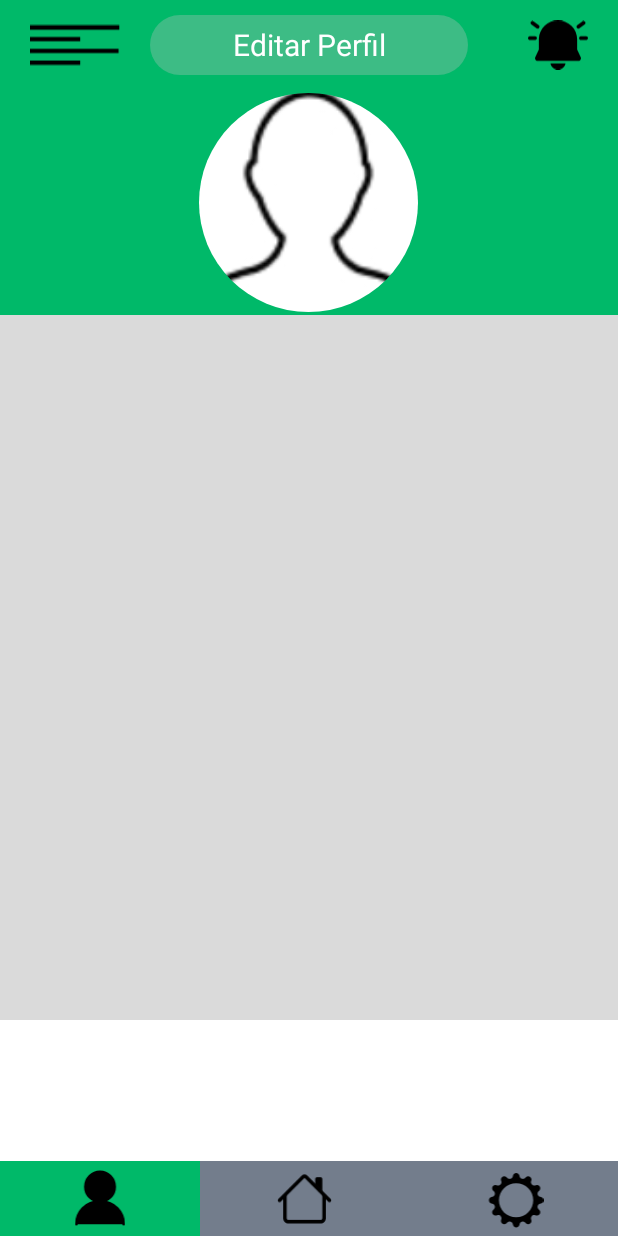
After one commit to Vinicius-Mance/ESG, an Android app: the ProfileActivity screen opened directly, with no data from a screen before it, on a phone screen of 412 x 824 dp. The commit adds this screen. Run offline under Robolectric (Android 15) with nearby library versions, the phone set to English and light mode, and no system bars; our stand-ins replace CircleImageView.

Commit message:
layout modificado

```diff
--- a/app/build.gradle
+++ b/app/build.gradle
@@ -37,6 +37,8 @@ dependencies {
     implementation 'androidx.appcompat:appcompat:1.4.1'
     implementation 'com.google.android.material:material:1.5.0'
     implementation 'androidx.constraintlayout:constraintlayout:2.1.3'
+
+    implementation 'de.hdodenhof:circleimageview:3.1.0'
     testImplementation 'junit:junit:4.13.2'
     androidTestImplementation 'androidx.test.ext:junit:1.1.3'
     androidTestImplementation 'androidx.test.espresso:espresso-core:3.4.0'
--- a/app/src/main/AndroidManifest.xml
+++ b/app/src/main/AndroidManifest.xml
@@ -9,6 +9,9 @@
         android:roundIcon="@mipmap/ic_launcher_round"
         android:supportsRtl="true"
         android:theme="@style/Theme.Login">
+        <activity
+            android:name=".ProfileActivity"
+            android:exported="false" />
         <activity
             android:name=".Home"
             android:exported="false" />
--- a/app/src/main/java/br/com/fiap/login/Home.kt
+++ b/app/src/main/java/br/com/fiap/login/Home.kt
@@ -1,11 +1,18 @@
 package br.com.fiap.login
 
+import android.content.Intent
 import androidx.appcompat.app.AppCompatActivity
 import android.os.Bundle
+import android.view.View
 
 class Home : AppCompatActivity() {
     override fun onCreate(savedInstanceState: Bundle?) {
         super.onCreate(savedInstanceState)
         setContentView(R.layout.activity_home)
     }
+
+    fun openProfile(view : View){
+        val link = Intent(this, ProfileActivity::class.java)
+        startActivity(link)
+    }
 }
--- /dev/null
+++ b/app/src/main/java/br/com/fiap/login/ProfileActivity.kt
@@ -0,0 +1,12 @@
+package br.com.fiap.login
+
+import androidx.appcompat.app.AppCompatActivity
+import android.os.Bundle
+
+class ProfileActivity : AppCompatActivity() {
+    override fun onCreate(savedInstanceState: Bundle?) {
+        super.onCreate(savedInstanceState)
+        setContentView(R.layout.activity_profile)
+    }
+
+}
--- /dev/null
+++ b/app/src/main/res/drawable-v24/ic_action_crown.xml
@@ -0,0 +1,9 @@
+<vector xmlns:android="http://schemas.android.com/apk/res/android" xmlns:aapt="http://schemas.android.com/aapt"
+    android:viewportWidth="32"
+    android:viewportHeight="32"
+    android:width="32dp"
+    android:height="32dp">
+    <path
+        android:pathData="M14.9587 4.49999L10.6667 9.86532L6.37467 4.49999C6.20131 4.2857 5.96593 4.13027 5.70077 4.05501C5.43562 3.97975 5.15367 3.98834 4.89359 4.07961C4.63351 4.17088 4.40803 4.34036 4.24805 4.56481C4.08807 4.78926 4.00143 5.05769 4 5.33332V25.3333C4 26.804 5.196 28 6.66667 28H25.3333C26.804 28 28 26.804 28 25.3333V5.33332C27.9986 5.05769 27.9119 4.78926 27.752 4.56481C27.592 4.34036 27.3665 4.17088 27.1064 4.07961C26.8463 3.98834 26.5644 3.97975 26.2992 4.05501C26.0341 4.13027 25.7987 4.2857 25.6253 4.49999L21.3333 9.86532L17.0413 4.49999C16.5333 3.86799 15.4667 3.86799 14.9587 4.49999ZM6.66667 25.3333V22.6667H25.3347V25.3333H6.66667ZM20.292 12.8333C20.8 13.4667 21.868 13.4667 22.376 12.8333L25.3333 9.13465L25.3347 20H6.66667V9.13465L9.62533 12.8333C10.1333 13.4667 11.2013 13.4667 11.7093 12.8333L16 7.46799L20.292 12.8333Z"
+        android:fillColor="#111110" />
+</vector>
--- /dev/null
+++ b/app/src/main/res/drawable/circle.xml
@@ -0,0 +1,12 @@
+<?xml version="1.0" encoding="utf-8"?>
+<shape xmlns:android="http://schemas.android.com/apk/res/android"
+    android:shape="oval"
+    >
+    <padding
+        android:top="2dp"
+        android:bottom="2dp"/>
+    <corners android:bottomRightRadius="20dp"
+        android:bottomLeftRadius="20dp"
+        android:topLeftRadius="20dp"
+        android:topRightRadius="20dp"/>
+</shape>
--- /dev/null
+++ b/app/src/main/res/drawable/round_rectangle.xml
@@ -0,0 +1,12 @@
+<?xml version="1.0" encoding="utf-8"?>
+<shape xmlns:android="http://schemas.android.com/apk/res/android"
+    android:shape="rectangle"
+    >
+    <padding
+        android:top="2dp"
+        android:bottom="2dp"/>
+    <corners android:bottomRightRadius="20dp"
+        android:bottomLeftRadius="20dp"
+        android:topLeftRadius="20dp"
+        android:topRightRadius="20dp"/>
+</shape>
--- a/app/src/main/res/layout/activity_home.xml
+++ b/app/src/main/res/layout/activity_home.xml
@@ -19,7 +19,8 @@
             android:layout_width="60dp"
             android:layout_height="match_parent"
             android:layout_marginStart="20dp"
-            android:src="@drawable/ic_action_menu" />
+            android:src="@drawable/ic_action_menu"
+            />
 
         <TextView
             android:id="@+id/homeLogo"
@@ -97,16 +98,17 @@
         android:layout_alignParentBottom="true"
         android:background="#737D8C"
         android:orientation="horizontal"
-        android:padding="8dp"
         android:weightSum="3"
         >
-
 
         <ImageView
             android:layout_width="40dp"
             android:layout_height="match_parent"
             android:src="@drawable/ic_action_profile"
             android:layout_weight="1"
+            android:paddingTop="6dp"
+            android:paddingBottom="6dp"
+            android:onClick="openProfile"
             />
 
         <ImageView
@@ -114,6 +116,9 @@
             android:layout_height="match_parent"
             android:src="@drawable/ic_action_home"
             android:layout_weight="1"
+            android:background="#01b969"
+            android:paddingTop="6dp"
+            android:paddingBottom="6dp"
             />
 
         <ImageView
@@ -121,6 +126,8 @@
             android:layout_height="match_parent"
             android:src="@drawable/id_action_settings"
             android:layout_weight="1"
+            android:paddingTop="8dp"
+            android:paddingBottom="2dp"
             />
 
     </LinearLayout>
--- /dev/null
+++ b/app/src/main/res/layout/activity_profile.xml
@@ -0,0 +1,117 @@
+<?xml version="1.0" encoding="utf-8"?>
+<RelativeLayout
+    xmlns:android="http://schemas.android.com/apk/res/android"
+    xmlns:tools="http://schemas.android.com/tools"
+    android:layout_width="match_parent"
+    android:layout_height="match_parent"
+    tools:context=".ProfileActivity"
+    android:orientation="vertical"
+    >
+        <!-- começo header -->
+        <LinearLayout
+            android:id="@+id/homeHeader"
+            android:layout_width="match_parent"
+            android:layout_height="60dp"
+            android:background="@color/main_green"
+            android:orientation="horizontal">
+
+            <ImageView
+                android:layout_width="60dp"
+                android:layout_height="match_parent"
+                android:layout_marginStart="20dp"
+                android:src="@drawable/ic_action_menu"
+                />
+
+            <TextView
+                android:id="@+id/perfilHeader"
+                android:layout_width="wrap_content"
+                android:layout_height="40dp"
+                android:layout_gravity="center"
+                android:layout_marginStart="20dp"
+                android:layout_marginEnd="40dp"
+                android:layout_weight="1"
+                android:background="@drawable/round_rectangle"
+                android:backgroundTint="@color/light_green"
+                android:gravity="center"
+                android:text="Editar Perfil"
+                android:textAlignment="center"
+                android:textAllCaps="false"
+                android:textColor="#fff"
+                android:textSize="20dp" />
+
+            <ImageView
+                android:layout_width="40dp"
+                android:layout_height="match_parent"
+                android:layout_marginEnd="20dp"
+                android:src="@drawable/ic_action_bell" />
+        </LinearLayout>
+        <!-- fim header -->
+
+    <LinearLayout
+        android:id="@+id/homeInfo"
+        android:layout_width="match_parent"
+        android:layout_height="150dp"
+        android:layout_below="@+id/homeHeader"
+        android:background="@color/main_green"
+        android:orientation="vertical"
+        android:paddingStart="20dp"
+        android:paddingEnd="20dp">
+
+        <de.hdodenhof.circleimageview.CircleImageView
+            android:layout_width="150dp"
+            android:layout_height="150dp"
+            android:layout_gravity="center"
+            android:background="@drawable/circle"
+            android:src="@drawable/profile_icon" />
+    </LinearLayout>
+
+    <RelativeLayout
+        android:layout_below="@+id/homeInfo"
+        android:layout_width="match_parent"
+        android:layout_height="470dp"
+        android:background="#dadada"
+        >
+
+    </RelativeLayout>
+
+        <!--  inicio toolbar inferior  -->
+        <LinearLayout
+            android:layout_width="match_parent"
+            android:layout_height="50dp"
+            android:layout_alignParentBottom="true"
+            android:background="#737D8C"
+            android:orientation="horizontal"
+            android:weightSum="3"
+            >
+
+            <ImageView
+                android:layout_width="40dp"
+                android:layout_height="match_parent"
+                android:src="@drawable/ic_action_profile"
+                android:layout_weight="1"
+                android:paddingTop="6dp"
+                android:paddingBottom="6dp"
+                android:background="@color/main_green"
+                />
+
+            <ImageView
+                android:layout_width="45dp"
+                android:layout_height="match_parent"
+                android:src="@drawable/ic_action_home"
+                android:layout_weight="1"
+                android:paddingTop="6dp"
+                android:paddingBottom="6dp"
+                />
+
+            <ImageView
+                android:layout_width="45dp"
+                android:layout_height="match_parent"
+                android:src="@drawable/id_action_settings"
+                android:layout_weight="1"
+                android:paddingTop="8dp"
+                android:paddingBottom="2dp"
+                />
+
+        </LinearLayout>
+        <!--   fim toolbar inferior -->
+</RelativeLayout>
--- a/app/src/main/res/values/colors.xml
+++ b/app/src/main/res/values/colors.xml
@@ -7,4 +7,6 @@
     <color name="teal_700">#FF018786</color>
     <color name="black">#FF000000</color>
     <color name="white">#FFFFFFFF</color>
+    <color name="light_green">#3DBC85</color>
+    <color name="main_green">#00B969</color>
 </resources>
--- /dev/null
+++ b/app/src/main/res/values/styles.xml
@@ -0,0 +1,2 @@
+<?xml version="1.0" encoding="utf-8"?>
+<resources></resources>
--- a/build.gradle
+++ b/build.gradle
@@ -1,7 +1,7 @@
 // Top-level build file where you can add configuration options common to all sub-projects/modules.
 plugins {
-    id 'com.android.application' version '7.1.1' apply false
-    id 'com.android.library' version '7.1.1' apply false
+    id 'com.android.application' version '7.1.2' apply false
+    id 'com.android.library' version '7.1.2' apply false
     id 'org.jetbrains.kotlin.android' version '1.6.10' apply false
 }
 
```
Also changed, not shown: app/src/main/res/drawable-v24/profile_icon.jpg (added).
